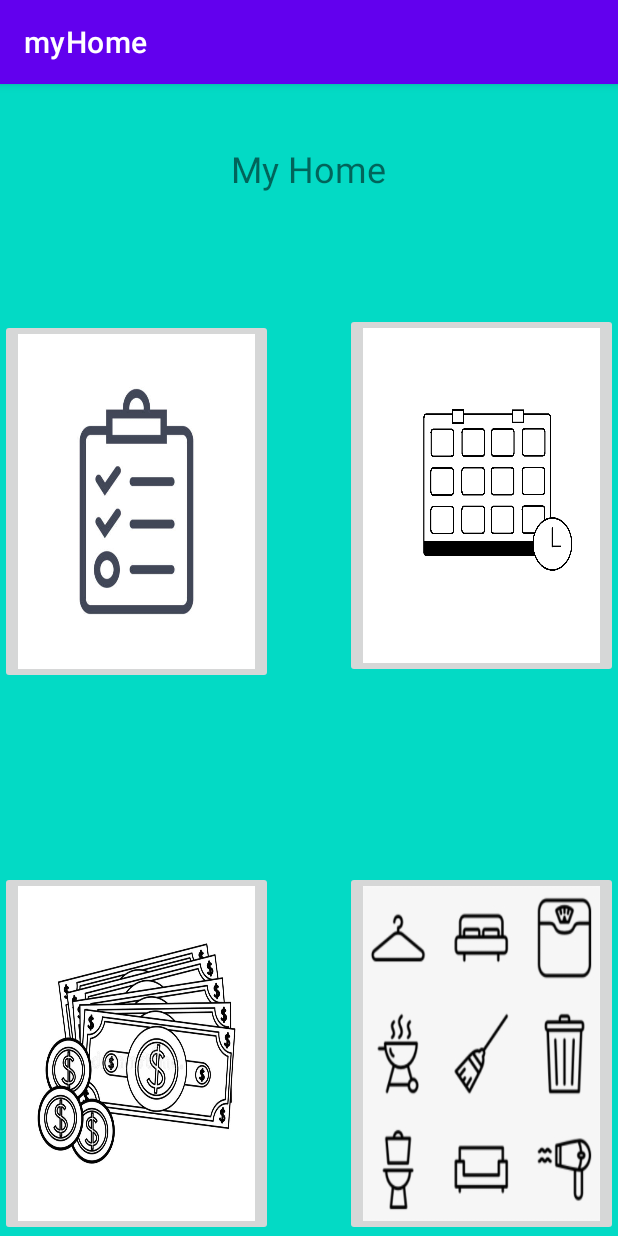
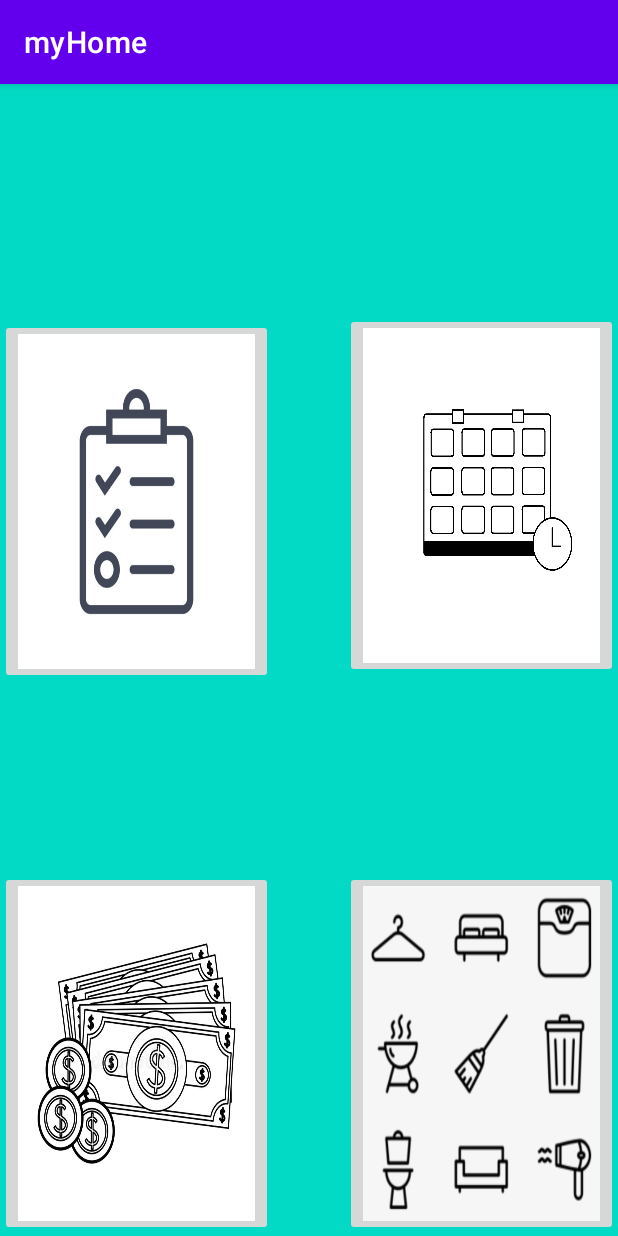
Before and after one commit to klazomania/Household_Organizor_2.0, an Android app: the screen it shows after launch (Home_Screen), on a phone screen of 412 x 824 dp. Run offline under Robolectric (Android 15) with nearby library versions, the phone set to English and light mode, and no system bars.

```diff
--- a/app/src/main/res/layout/activity_home_screen.xml
+++ b/app/src/main/res/layout/activity_home_screen.xml
@@ -13,7 +13,7 @@
         android:layout_width="wrap_content"
         android:layout_height="wrap_content"
         android:layout_marginTop="40dp"
-        android:text="My Home"
+        android:text=""
         android:textSize="24sp"
         app:layout_constraintEnd_toEndOf="parent"
         app:layout_constraintHorizontal_bias="0.498"
```
